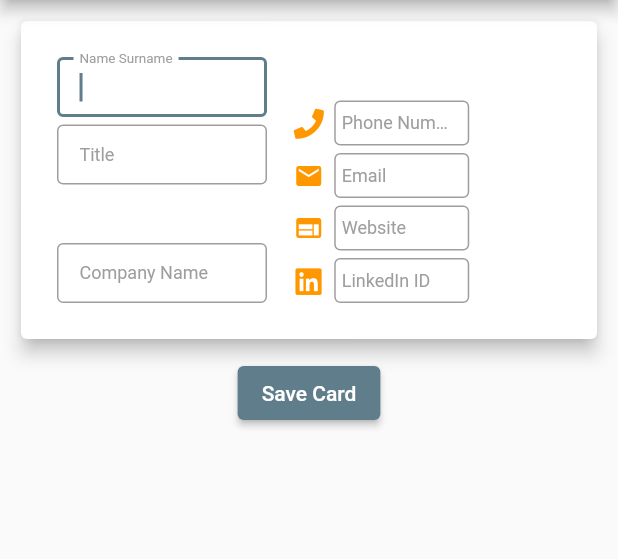
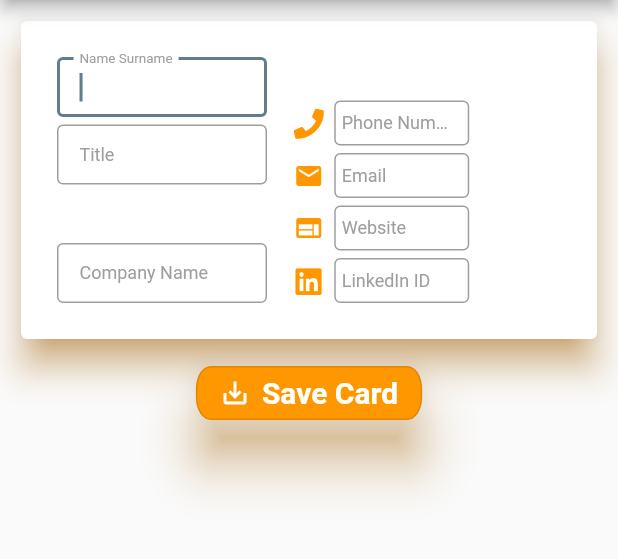
Before and after one commit to atacanugurlu/MeetWork, a Flutter app: the BusinessCardScreen screen opened by its route, on a phone screen of 412 x 824 dp, the part 84-643 px from its top. Run offline on Flutter 3.47's test engine with Material 2 defaults, Android fonts, the phone set to English and light mode, and no system bars; our stand-ins replace font_awesome_flutter, google_fonts, shared_preferences, sqflite; missing offline and left inert: dart:ffi, maps_launcher; accounts and stored records are empty.

Commit message:
button changes

```diff
--- a/lib/screens/sub_screens/business_card_screen.dart
+++ b/lib/screens/sub_screens/business_card_screen.dart
@@ -38,7 +38,8 @@ class _BusinessCardScreenState extends State<BusinessCardScreen> {
           height: 230,
           width: double.maxFinite,
           child: Card(
-            elevation: 5,
+            elevation: 10,
+            shadowColor: Colors.orange,
             child: Padding(
               padding: EdgeInsets.all(24),
               child: Row(
@@ -92,7 +93,7 @@ class _BusinessCardScreenState extends State<BusinessCardScreen> {
         ),
         Padding(
           padding: EdgeInsets.all(8.0),
-          child: ElevatedButton(
+          child: OutlinedButton.icon(
             onPressed: () {
               removePref("name");
               removePref("title");
@@ -113,7 +114,24 @@ class _BusinessCardScreenState extends State<BusinessCardScreen> {
 
               Navigator.pushNamed(context, MyCardScreen.id);
             },
-            child: Text('Save Card'),
+            style: OutlinedButton.styleFrom(
+                backgroundColor: Colors.orange,
+                shadowColor: Colors.orange,
+                elevation: 15,
+                shape: const RoundedRectangleBorder(
+                    borderRadius: BorderRadius.all(Radius.elliptical(10, 15)))),
+            icon: const Icon(
+              Icons.save_alt,
+              color: Colors.white,
+              size: 20,
+            ),
+            label: RichText(
+                text: TextSpan(
+                    text: "Save Card",
+                    style: TextStyle(
+                        color: Colors.white,
+                        fontSize: 20,
+                        fontWeight: FontWeight.bold))),
           ),
         )
       ]),
--- a/lib/screens/sub_screens/my_card_screen.dart
+++ b/lib/screens/sub_screens/my_card_screen.dart
@@ -247,7 +247,8 @@ class _MyCardScreenState extends State<MyCardScreen> {
                     height: 230,
                     width: double.maxFinite,
                     child: Card(
-                      elevation: 5,
+                      elevation: 10,
+                      shadowColor: Colors.orange,
                       child: Padding(
                         padding: EdgeInsets.all(24),
                         child: Row(
@@ -314,7 +315,7 @@ class _MyCardScreenState extends State<MyCardScreen> {
                               borderRadius:
                                   BorderRadius.all(Radius.elliptical(10, 15)))),
                       icon: const Icon(
-                        Icons.share,
+                        Icons.share_outlined,
                         color: Colors.white,
                         size: 20,
                       ),
```
